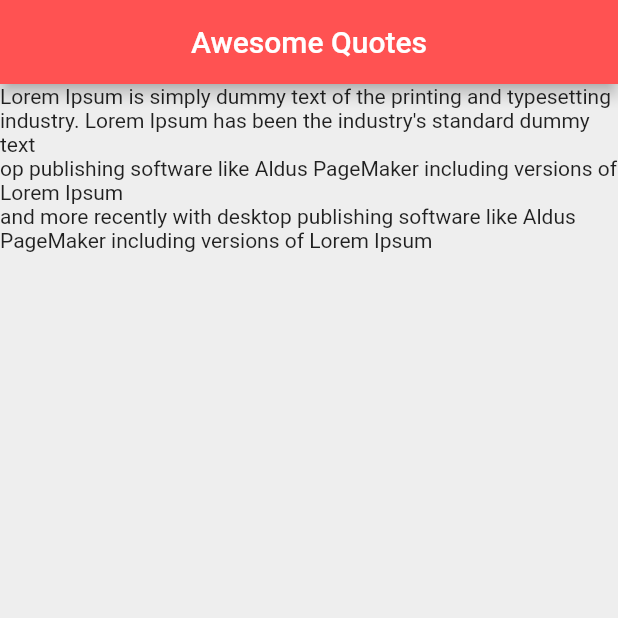
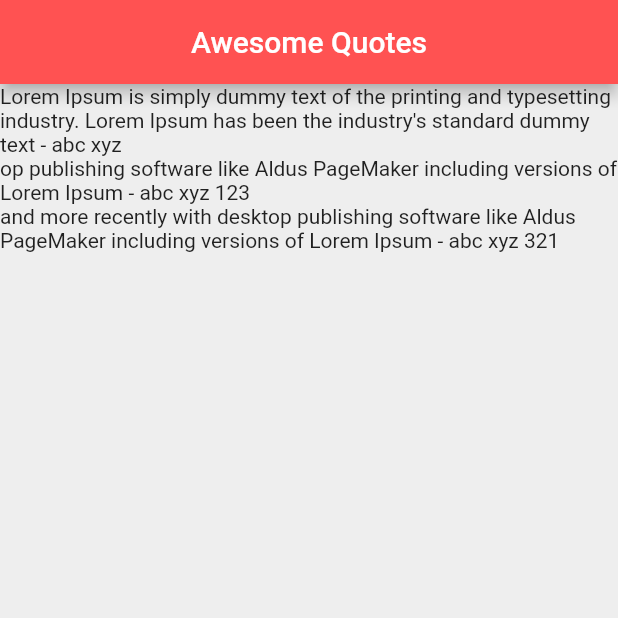
Before and after one commit to hitnei/learn-flutter, a Flutter app: the screen it shows after launch, on a phone screen of 412 x 824 dp, the top half of it. Run offline on Flutter 3.47's test engine with Material 2 defaults, Android fonts, the phone set to English and light mode, and no system bars.

Commit message:
custom class

```diff
--- a/lib/main.dart
+++ b/lib/main.dart
@@ -1,4 +1,5 @@
 import 'package:flutter/material.dart';
+import 'quotes.dart';
 
 void main() => runApp(MaterialApp(
       home: QuoteList(),
@@ -10,10 +11,16 @@ class QuoteList extends StatefulWidget {
 }
 
 class _QuoteListState extends State<QuoteList> {
-  List<String> quotes = [
-    'Lorem Ipsum is simply dummy text of the printing and typesetting industry. Lorem Ipsum has been the industry\'s standard dummy text',
-    'op publishing software like Aldus PageMaker including versions of Lorem Ipsum',
-    'and more recently with desktop publishing software like Aldus PageMaker including versions of Lorem Ipsum',
+  // List<String> quotes = [
+  //   'Lorem Ipsum is simply dummy text of the printing and typesetting industry. Lorem Ipsum has been the industry\'s standard dummy text',
+  //   'op publishing software like Aldus PageMaker including versions of Lorem Ipsum',
+  //   'and more recently with desktop publishing software like Aldus PageMaker including versions of Lorem Ipsum',
+  // ];
+
+  List<Quote> quotes = [
+    Quote(text: 'Lorem Ipsum is simply dummy text of the printing and typesetting industry. Lorem Ipsum has been the industry\'s standard dummy text', author: 'abc xyz'),
+    Quote(text: 'op publishing software like Aldus PageMaker including versions of Lorem Ipsum', author: 'abc xyz 123'),
+    Quote(text: 'and more recently with desktop publishing software like Aldus PageMaker including versions of Lorem Ipsum', author: 'abc xyz 321'),
   ];
 
   @override
@@ -26,7 +33,7 @@ class _QuoteListState extends State<QuoteList> {
         backgroundColor: Colors.redAccent,
       ),
       body: Column(
-        children: quotes.map((quote) => Text(quote)).toList(),
+        children: quotes.map((quote) => Text('${quote.text} - ${quote.author}')).toList(),
       ),
     );
   }
--- /dev/null
+++ b/lib/quotes.dart
@@ -0,0 +1,8 @@
+class Quote {
+
+  String text;
+  String author;
+
+  Quote({this.text, this.author});
+
+}
```
